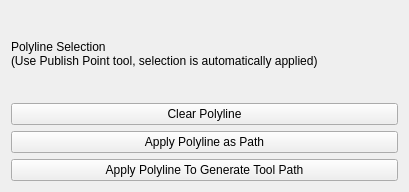
swri-robotics/toolpath_offline_planning, file opp_gui/ui/polyline_path_selection_widget.ui: the form before one commit.
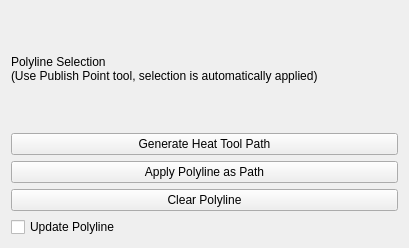
The form after the commit.

Commit message: added checkboxes to both polyline and polygon editing to enable/disable adding points of each type independently

```diff
--- a/opp_gui/ui/polyline_path_selection_widget.ui
+++ b/opp_gui/ui/polyline_path_selection_widget.ui
@@ -7,7 +7,7 @@
     <x>0</x>
     <y>0</y>
     <width>409</width>
-    <height>192</height>
+    <height>248</height>
    </rect>
   </property>
   <property name="windowTitle">
@@ -23,9 +23,9 @@
     </widget>
    </item>
    <item>
-    <widget class="QPushButton" name="push_button_clear_polyline">
+    <widget class="QPushButton" name="push_button_htgen_polyline">
      <property name="text">
-      <string>Clear Polyline</string>
+      <string>Generate Heat Tool Path</string>
      </property>
     </widget>
    </item>
@@ -37,9 +37,16 @@
     </widget>
    </item>
    <item>
-    <widget class="QPushButton" name="push_button_htgen_polyline">
+    <widget class="QPushButton" name="push_button_clear_polyline">
      <property name="text">
-      <string>Apply Polyline To Generate Tool Path</string>
+      <string>Clear Polyline</string>
+     </property>
+    </widget>
+   </item>
+   <item>
+    <widget class="QCheckBox" name="cbox_update_polyline">
+     <property name="text">
+      <string>Update Polyline</string>
      </property>
     </widget>
    </item>
```
The commit also changes 9 other files.
